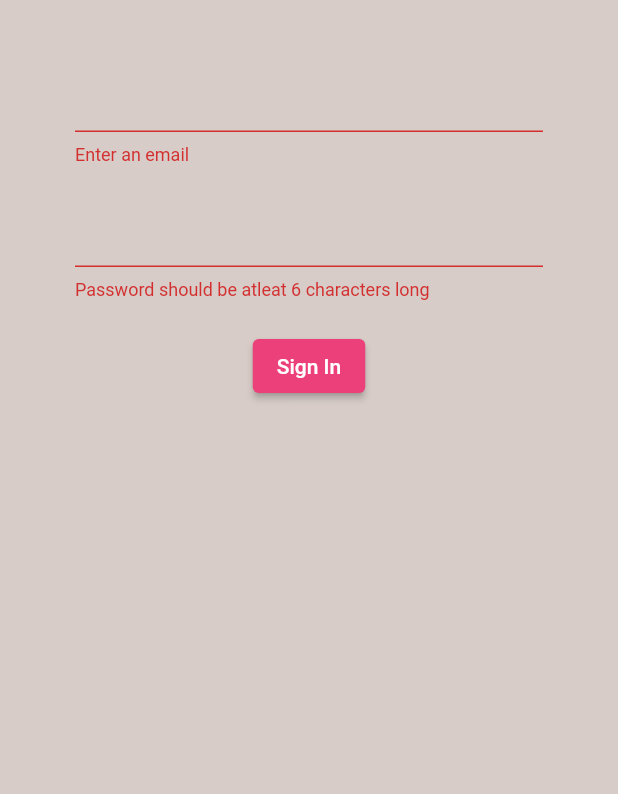
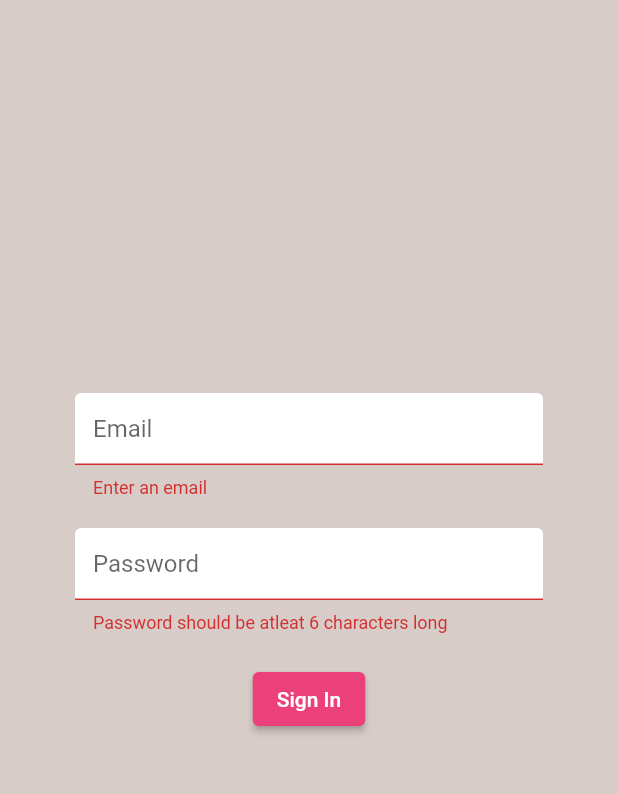
Before and after one commit to sreenath-kp/Flutter-firebase, a Flutter app: the screen it shows after launch, after a tap on "Sign In", on a phone screen of 412 x 824 dp, the part 84-878 px from its top. Run offline on Flutter 3.47's test engine with Material 2 defaults, Android fonts, the phone set to English and light mode, and no system bars; our stand-ins replace firebase_auth, firebase_core; accounts and stored records are empty.

Commit message:
input decoration

```diff
--- a/lib/screens/authenticate/sign_in.dart
+++ b/lib/screens/authenticate/sign_in.dart
@@ -1,4 +1,5 @@
 import 'package:brew_crew/services/auth.dart';
+import 'package:brew_crew/shared/constants.dart';
 import 'package:flutter/material.dart';
 
 class SignIn extends StatefulWidget {
@@ -38,7 +39,10 @@ class _SignInState extends State<SignIn> {
           )
         ],
       ),
-      body: Container(
+      body: Column(
+        mainAxisAlignment: MainAxisAlignment.center,
+        children: [
+          Container(
             padding: const EdgeInsets.symmetric(horizontal: 50.0, vertical: 20.0),
             child: Form(
               key: _formKey,
@@ -48,6 +52,7 @@ class _SignInState extends State<SignIn> {
                     height: 20,
                   ),
                   TextFormField(
+                    decoration: textInputDecoration.copyWith(hintText: 'Email'),
                     validator: (value) => value!.isEmpty ? 'Enter an email' : null,
                     onChanged: (value) {
                       setState(() => email = value);
@@ -57,6 +62,7 @@ class _SignInState extends State<SignIn> {
                     height: 20,
                   ),
                   TextFormField(
+                    decoration: textInputDecoration.copyWith(hintText: 'Password'),
                     validator: (value) => value!.length < 6
                         ? 'Password should be atleat 6 characters long'
                         : null,
@@ -103,6 +109,8 @@ class _SignInState extends State<SignIn> {
               ),
             ),
           ),
+        ],
+      ),
     );
   }
 }
--- a/lib/screens/authenticate/sign_up.dart
+++ b/lib/screens/authenticate/sign_up.dart
@@ -1,3 +1,4 @@
+import 'package:brew_crew/shared/constants.dart';
 import 'package:flutter/material.dart';
 import '../../services/auth.dart';
 
@@ -46,6 +47,7 @@ class _RegisterState extends State<Register> {
                 height: 20,
               ),
               TextFormField(
+                decoration: textInputDecoration.copyWith(hintText: 'Email'),
                 validator: (value) => value!.isEmpty ? 'Enter an email' : null,
                 onChanged: (value) {
                   setState(() => email = value);
@@ -55,6 +57,7 @@ class _RegisterState extends State<Register> {
                 height: 20,
               ),
               TextFormField(
+                decoration: textInputDecoration.copyWith(hintText: 'Password'),
                 validator: (value) => value!.length < 6
                     ? 'Password should be atleat 6 characters long'
                     : null,
--- /dev/null
+++ b/lib/shared/constants.dart
@@ -0,0 +1,18 @@
+import 'package:flutter/material.dart';
+
+const textInputDecoration = InputDecoration(
+  fillColor: Colors.white,
+  filled: true,
+  enabledBorder: OutlineInputBorder(
+    borderSide: BorderSide(
+      color: Colors.white,
+      width: 2.0,
+    ),
+  ),
+  focusedBorder: OutlineInputBorder(
+    borderSide: BorderSide(
+      color: Colors.pink,
+      width: 2.0,
+    ),
+  ),
+);
```
Lines whose indentation alone changed are shown as unchanged.
